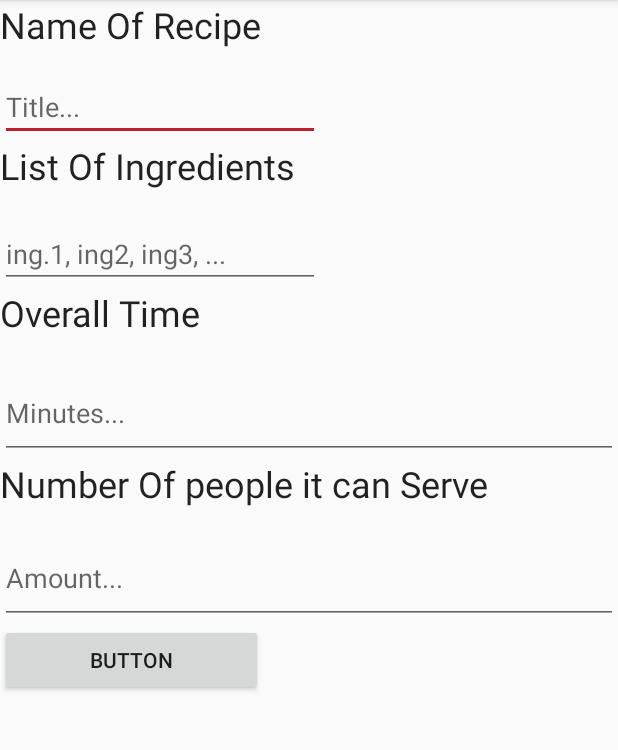
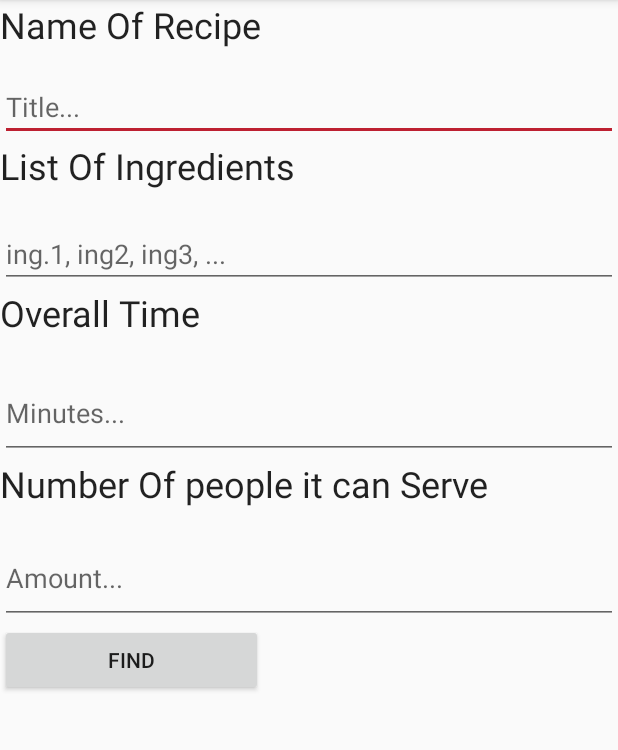
Before and after one commit to T-plusplus/HackISU, an Android app: the Filter_Activity screen opened directly, with no data from a screen before it, on a phone screen of 412 x 824 dp, the part 84-834 px from its top. Run offline under Robolectric (Android 15) with nearby library versions, the phone set to English and light mode, and no system bars; 1 statement that could not run was skipped.

Commit message:
added functionality for no results.

```diff
--- a/CookBook/app/src/main/java/com/example/tyler/cookbook/Results_Activity.java
+++ b/CookBook/app/src/main/java/com/example/tyler/cookbook/Results_Activity.java
@@ -60,6 +60,7 @@ public class Results_Activity extends AppCompatActivity {
         ScrollView scroll = (ScrollView) this.findViewById(R.id.scrollView);
         if(ResultRecipes.size() == 0){
             TextView noResults = new TextView(this);
+            noResults.setText("No Results!");
             scroll.addView(noResults); // fix
         }
     }
--- a/CookBook/app/src/main/res/layout/activity_filter_.xml
+++ b/CookBook/app/src/main/res/layout/activity_filter_.xml
@@ -19,7 +19,7 @@
 
     <EditText
         android:id="@+id/editText2"
-        android:layout_width="wrap_content"
+        android:layout_width="match_parent"
         android:layout_height="wrap_content"
         android:hint="Title..."
         android:ems="10"
@@ -38,7 +38,7 @@
 
     <EditText
         android:id="@+id/editText"
-        android:layout_width="wrap_content"
+        android:layout_width="match_parent"
         android:layout_height="wrap_content"
         android:ems="10"
         android:inputType="textPersonName|textCapWords"
@@ -88,6 +88,6 @@
         android:id="@+id/button"
         android:layout_width="175dp"
         android:layout_height="wrap_content"
-        android:text="Button" />
+        android:text="Find" />
 
 </LinearLayout >
```
